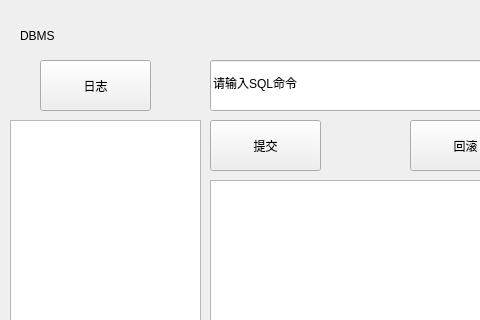
jy-080610/DBMS, file mainwindow.ui: the form before one commit; both pictures show x 0 to 480 and y 0 to 320 of the 816 by 587 pixel window.
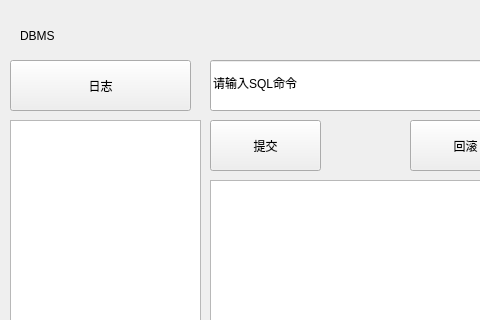
The form after the commit.

Diff of the .ui file:
```diff
--- a/mainwindow.ui
+++ b/mainwindow.ui
@@ -181,9 +181,9 @@
    <widget class="QPushButton" name="log">
     <property name="geometry">
      <rect>
-      <x>40</x>
+      <x>10</x>
       <y>60</y>
-      <width>111</width>
+      <width>181</width>
       <height>51</height>
      </rect>
     </property>
```
